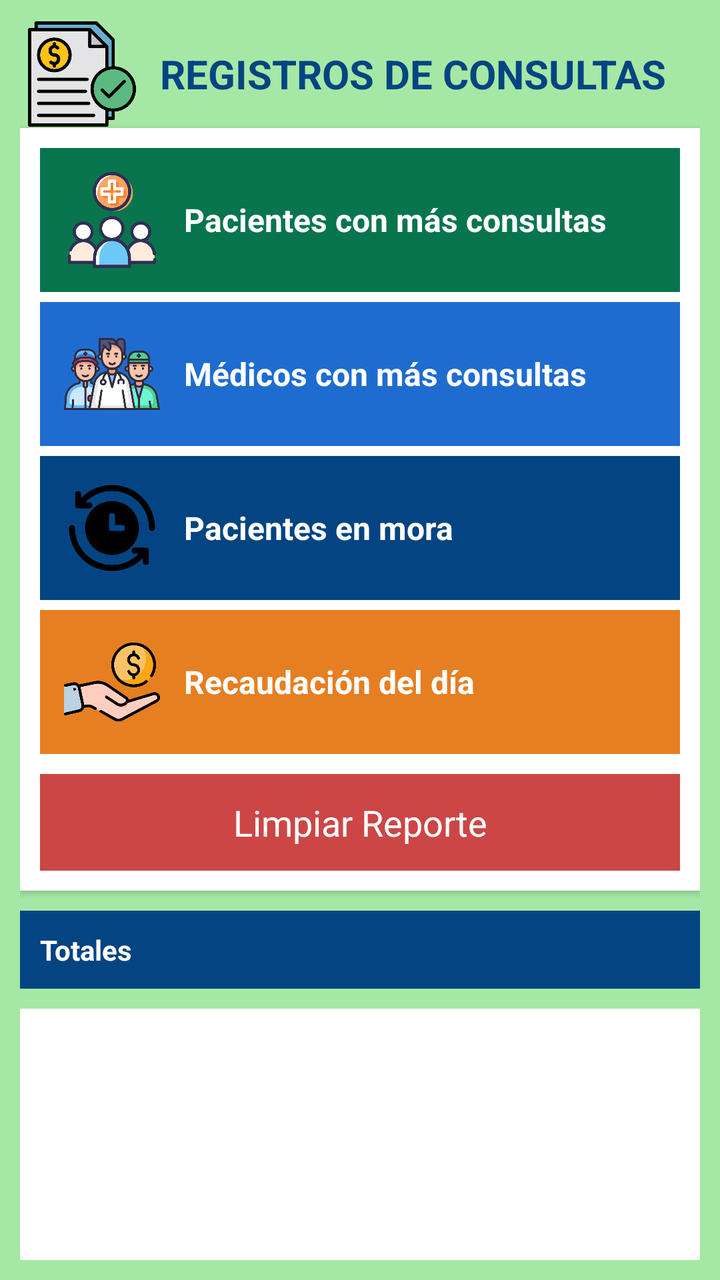
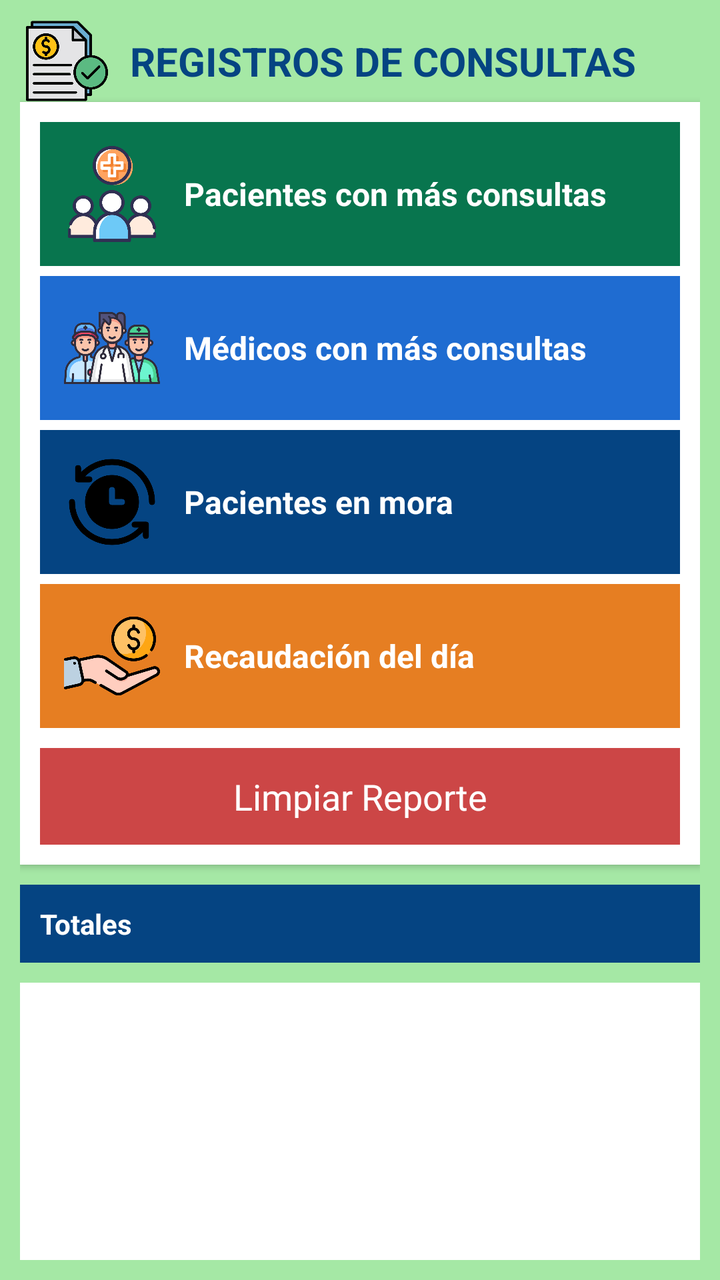

Two renders of the same Android screen: before a commit and after it. Below are the layout's source before the change and the commit's diff.
<!-- AndroidManifest.xml: application theme android:Theme.Holo.Light -->
<!-- res/layout/activity_reportes.xml -->
<?xml version="1.0" encoding="utf-8"?>
<LinearLayout xmlns:android="http://schemas.android.com/apk/res/android"
    android:layout_width="match_parent"
    android:layout_height="match_parent"
    android:background="#A5E8A5"
    android:orientation="vertical"
    android:padding="10dp" >

    <LinearLayout
        android:layout_width="match_parent"
        android:layout_height="wrap_content"
        android:gravity="center_vertical"
        android:orientation="horizontal" >

        <ImageView
            android:layout_width="62dp"
            android:layout_height="54dp"
            android:contentDescription="Logo Reportes"
            android:src="@drawable/reportes" />

        <TextView
            android:layout_width="wrap_content"
            android:layout_height="wrap_content"
            android:layout_marginStart="8dp"
            android:text="REGISTROS DE CONSULTAS"
            android:textColor="#054482"
            android:textSize="20sp"
            android:textStyle="bold" />
    </LinearLayout>

    <LinearLayout
        android:layout_width="match_parent"
        android:layout_height="wrap_content"
        android:background="#FFFFFF"
        android:elevation="2dp"
        android:orientation="vertical"
        android:padding="10dp" >

        
        <LinearLayout
            android:id="@+id/btnPacientesMas"
            android:layout_width="match_parent"
            android:layout_height="wrap_content"
            android:background="#08754E"
            android:clickable="true"
            android:focusable="true"
            android:gravity="center_vertical"
            android:orientation="horizontal"
            android:padding="12dp"
            android:layout_marginBottom="5dp">

            <ImageView
                android:layout_width="48dp"
                android:layout_height="48dp"
                android:src="@drawable/pacientes2"
                android:scaleType="fitCenter"
                android:contentDescription="Pacientes con más consultas"/>

            <TextView
                android:layout_width="wrap_content"
                android:layout_height="wrap_content"
                android:text="Pacientes con más consultas"
                android:textSize="16sp"
                android:textStyle="bold"
                android:textColor="#FFFFFF"
                android:layout_marginStart="12dp"/>
        </LinearLayout>

        
        <LinearLayout
            android:id="@+id/btnMedicosMas"
            android:layout_width="match_parent"
            android:layout_height="wrap_content"
            android:background="#1F6CD1"
            android:clickable="true"
            android:focusable="true"
            android:gravity="center_vertical"
            android:orientation="horizontal"
            android:padding="12dp"
            android:layout_marginBottom="5dp">

            <ImageView
                android:layout_width="48dp"
                android:layout_height="48dp"
                android:src="@drawable/medicos2"
                android:scaleType="fitCenter"
                android:contentDescription="Médicos con más consultas"/>

            <TextView
                android:layout_width="wrap_content"
                android:layout_height="wrap_content"
                android:text="Médicos con más consultas"
                android:textSize="16sp"
                android:textStyle="bold"
                android:textColor="#FFFFFF"
                android:layout_marginStart="12dp"/>
        </LinearLayout>

        
        <LinearLayout
            android:id="@+id/btnMora"
            android:layout_width="match_parent"
            android:layout_height="wrap_content"
            android:background="#054482"
            android:clickable="true"
            android:focusable="true"
            android:gravity="center_vertical"
            android:orientation="horizontal"
            android:padding="12dp"
            android:layout_marginBottom="5dp">

            <ImageView
                android:layout_width="48dp"
                android:layout_height="48dp"
                android:src="@drawable/mora2"
                android:scaleType="fitCenter"
                android:contentDescription="Pacientes en mora"/>

            <TextView
                android:layout_width="wrap_content"
                android:layout_height="wrap_content"
                android:text="Pacientes en mora"
                android:textSize="16sp"
                android:textStyle="bold"
                android:textColor="#FFFFFF"
                android:layout_marginStart="12dp"/>
        </LinearLayout>

        
        <LinearLayout
            android:id="@+id/btnRecaudacion"
            android:layout_width="match_parent"
            android:layout_height="wrap_content"
            android:background="#E67E22"
            android:clickable="true"
            android:focusable="true"
            android:gravity="center_vertical"
            android:orientation="horizontal"
            android:padding="12dp"
            android:layout_marginBottom="10dp">

            <ImageView
                android:layout_width="48dp"
                android:layout_height="48dp"
                android:src="@drawable/recaudacion2"
                android:scaleType="fitCenter"
                android:contentDescription="Recaudación del día"/>

            <TextView
                android:layout_width="wrap_content"
                android:layout_height="wrap_content"
                android:text="Recaudación del día"
                android:textSize="16sp"
                android:textStyle="bold"
                android:textColor="#FFFFFF"
                android:layout_marginStart="12dp"/>
        </LinearLayout>

        

        <Button
            android:id="@+id/btnLimpiar"
            android:layout_width="match_parent"
            android:layout_height="wrap_content"
            android:background="#cc4646"
            android:padding="12dp"
            android:text="Limpiar Reporte"
            android:textColor="#FFFFFF" />

    </LinearLayout>

    <TextView
        android:id="@+id/tvTotales"
        android:layout_width="match_parent"
        android:layout_height="wrap_content"
        android:layout_marginTop="10dp"
        android:background="#054482"
        android:padding="10dp"
        android:text="Totales"
        android:textColor="#FFFFFF"
        android:textSize="14sp"
        android:textStyle="bold" />

    <ListView
        android:id="@+id/lvReportes"
        android:layout_width="match_parent"
        android:layout_height="0dp"
        android:layout_marginTop="10dp"
        android:layout_weight="1"
        android:background="#FFFFFF"
        android:padding="5dp" />

</LinearLayout>
<!-- resources referenced by this layout -->
<resources>
  <!-- drawable medicos2: png bitmap (drawable-ldpi, 57435 bytes) -->
  <!-- drawable mora2: png bitmap (drawable-ldpi, 16334 bytes) -->
  <!-- drawable pacientes2: png bitmap (drawable-ldpi, 37006 bytes) -->
  <!-- drawable recaudacion2: png bitmap (drawable-ldpi, 32017 bytes) -->
  <!-- drawable reportes: png bitmap (drawable-ldpi, 28891 bytes) -->
</resources>

<!-- the commit's change to res/layout/activity_reportes.xml (unified diff, before → after) -->
@@ -13,8 +13,8 @@
         android:orientation="horizontal" >
 
         <ImageView
-            android:layout_width="62dp"
-            android:layout_height="54dp"
+            android:layout_width="47dp"
+            android:layout_height="41dp"
             android:contentDescription="Logo Reportes"
             android:src="@drawable/reportes" />
 
